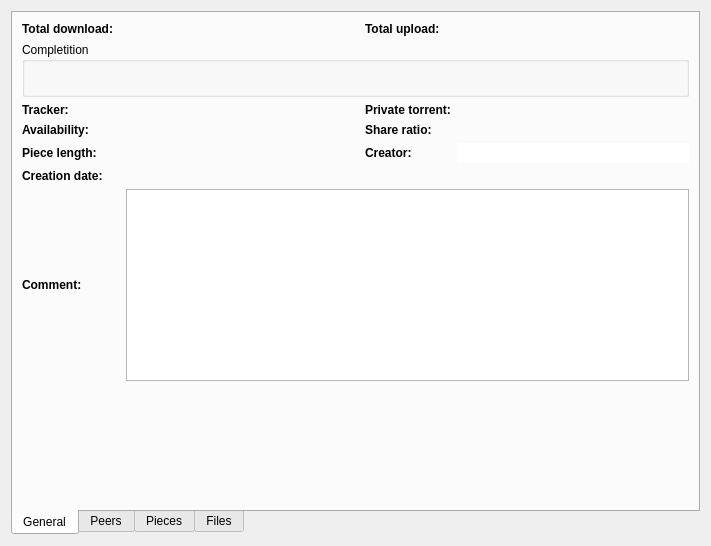
LubosD/fatrat, file engines/TorrentDetailsForm.ui: the form before one commit.
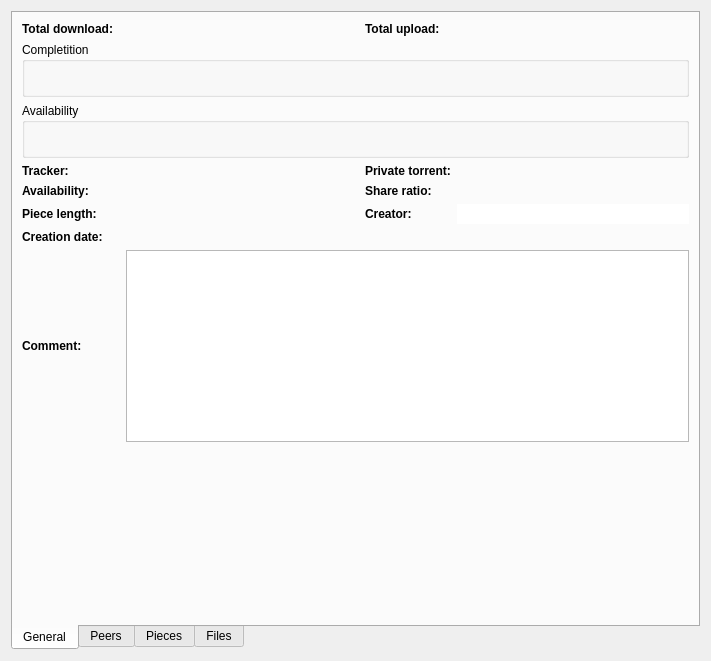
The form after the commit. Icons and pictures are not drawn. Custom widgets are drawn as their Qt base class.

Commit message: Added availability display

Patch:
```diff
--- a/engines/TorrentDetailsForm.ui
+++ b/engines/TorrentDetailsForm.ui
@@ -6,7 +6,7 @@
     <x>0</x>
     <y>0</y>
     <width>711</width>
-    <height>546</height>
+    <height>661</height>
    </rect>
   </property>
   <layout class="QGridLayout" >
@@ -74,7 +74,38 @@
          </layout>
         </widget>
        </item>
-       <item row="2" column="0" colspan="2" >
+       <item row="2" column="0" colspan="6" >
+        <widget class="QGroupBox" name="groupBox_2" >
+         <property name="title" >
+          <string>Availability</string>
+         </property>
+         <layout class="QGridLayout" >
+          <property name="leftMargin" >
+           <number>5</number>
+          </property>
+          <property name="topMargin" >
+           <number>0</number>
+          </property>
+          <property name="rightMargin" >
+           <number>5</number>
+          </property>
+          <property name="bottomMargin" >
+           <number>7</number>
+          </property>
+          <item row="0" column="0" >
+           <widget class="TorrentProgressWidget" native="1" name="widgetAvailability" >
+            <property name="minimumSize" >
+             <size>
+              <width>0</width>
+              <height>25</height>
+             </size>
+            </property>
+           </widget>
+          </item>
+         </layout>
+        </widget>
+       </item>
+       <item row="3" column="0" colspan="2" >
         <widget class="QLabel" name="label" >
          <property name="sizePolicy" >
           <sizepolicy vsizetype="Preferred" hsizetype="Minimum" >
@@ -87,7 +118,7 @@
          </property>
         </widget>
        </item>
-       <item row="2" column="2" >
+       <item row="3" column="2" >
         <widget class="QLabel" name="labelTracker" >
          <property name="sizePolicy" >
           <sizepolicy vsizetype="Preferred" hsizetype="Expanding" >
@@ -100,21 +131,21 @@
          </property>
         </widget>
        </item>
-       <item row="2" column="3" colspan="2" >
+       <item row="3" column="3" colspan="2" >
         <widget class="QLabel" name="label_4" >
          <property name="text" >
           <string>&lt;b>Private torrent:</string>
          </property>
         </widget>
        </item>
-       <item row="2" column="5" >
+       <item row="3" column="5" >
         <widget class="QLabel" name="labelPrivate" >
          <property name="text" >
           <string/>
          </property>
         </widget>
        </item>
-       <item row="3" column="0" colspan="2" >
+       <item row="4" column="0" colspan="2" >
         <widget class="QLabel" name="label_2" >
          <property name="sizePolicy" >
           <sizepolicy vsizetype="Preferred" hsizetype="Minimum" >
@@ -127,7 +158,7 @@
          </property>
         </widget>
        </item>
-       <item row="3" column="2" >
+       <item row="4" column="2" >
         <widget class="QLabel" name="labelAvailability" >
          <property name="sizePolicy" >
           <sizepolicy vsizetype="Preferred" hsizetype="Expanding" >
@@ -140,21 +171,21 @@
          </property>
         </widget>
        </item>
-       <item row="3" column="3" >
+       <item row="4" column="3" >
         <widget class="QLabel" name="label_8" >
          <property name="text" >
           <string>&lt;b>Share ratio:</string>
          </property>
         </widget>
        </item>
-       <item row="3" column="5" >
+       <item row="4" column="5" >
         <widget class="QLabel" name="labelRatio" >
          <property name="text" >
           <string/>
          </property>
         </widget>
        </item>
-       <item row="4" column="0" colspan="2" >
+       <item row="5" column="0" colspan="2" >
         <widget class="QLabel" name="label_3" >
          <property name="sizePolicy" >
           <sizepolicy vsizetype="Preferred" hsizetype="Minimum" >
@@ -167,7 +198,7 @@
          </property>
         </widget>
        </item>
-       <item row="4" column="2" >
+       <item row="5" column="2" >
         <widget class="QLabel" name="labelPieceLength" >
          <property name="sizePolicy" >
           <sizepolicy vsizetype="Preferred" hsizetype="Expanding" >
@@ -180,7 +211,7 @@
          </property>
         </widget>
        </item>
-       <item row="4" column="3" colspan="2" >
+       <item row="5" column="3" colspan="2" >
         <widget class="QLabel" name="label_6" >
          <property name="sizePolicy" >
           <sizepolicy vsizetype="Preferred" hsizetype="Minimum" >
@@ -193,7 +224,7 @@
          </property>
         </widget>
        </item>
-       <item row="4" column="5" >
+       <item row="5" column="5" >
         <widget class="QLineEdit" name="lineCreator" >
          <property name="sizePolicy" >
           <sizepolicy vsizetype="Fixed" hsizetype="Expanding" >
@@ -209,7 +240,7 @@
          </property>
         </widget>
        </item>
-       <item row="5" column="0" colspan="2" >
+       <item row="6" column="0" colspan="2" >
         <widget class="QLabel" name="label_7" >
          <property name="sizePolicy" >
           <sizepolicy vsizetype="Preferred" hsizetype="Minimum" >
@@ -222,14 +253,14 @@
          </property>
         </widget>
        </item>
-       <item row="5" column="2" >
+       <item row="6" column="2" >
         <widget class="QLabel" name="labelCreationDate" >
          <property name="text" >
           <string/>
          </property>
         </widget>
        </item>
-       <item row="6" column="0" colspan="2" >
+       <item row="7" column="0" colspan="2" >
         <widget class="QLabel" name="label_5" >
          <property name="sizePolicy" >
           <sizepolicy vsizetype="Preferred" hsizetype="Minimum" >
@@ -242,22 +273,22 @@
          </property>
         </widget>
        </item>
-       <item row="6" column="2" colspan="4" >
+       <item row="7" column="2" colspan="4" >
         <widget class="QTextBrowser" name="textComment" >
          <property name="openExternalLinks" >
           <bool>true</bool>
          </property>
         </widget>
        </item>
-       <item row="7" column="2" >
+       <item row="8" column="2" >
         <spacer>
          <property name="orientation" >
           <enum>Qt::Vertical</enum>
          </property>
          <property name="sizeHint" >
           <size>
-           <width>164</width>
-           <height>101</height>
+           <width>202</width>
+           <height>81</height>
           </size>
          </property>
         </spacer>
```
The commit also changes 5 other files.
